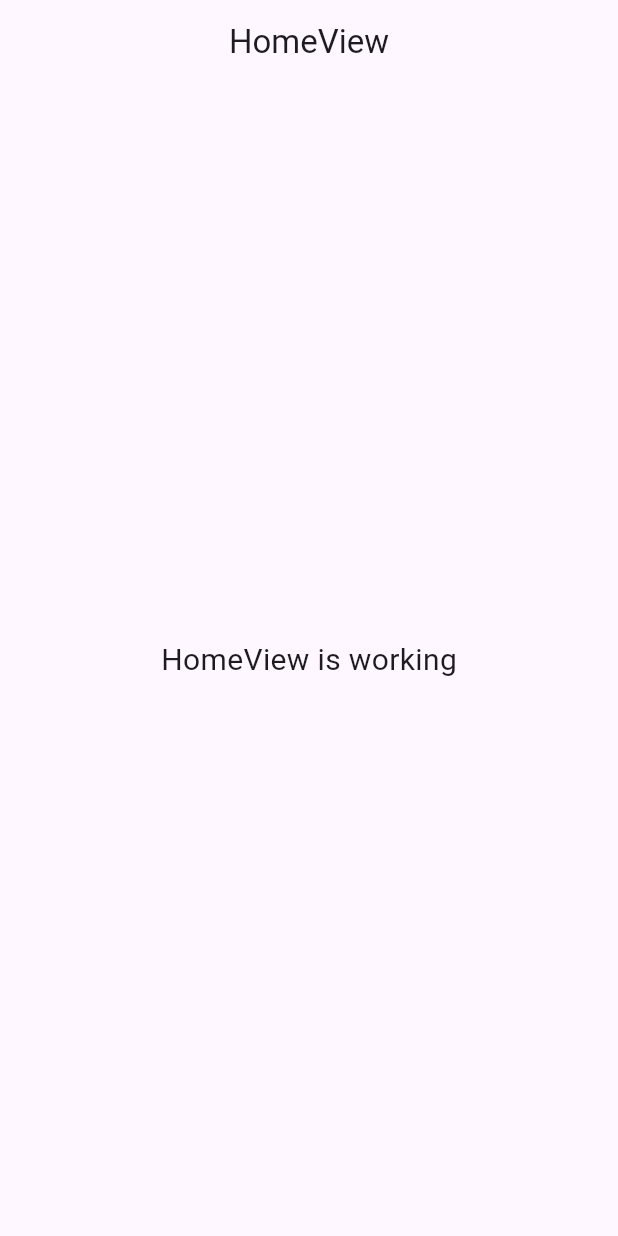
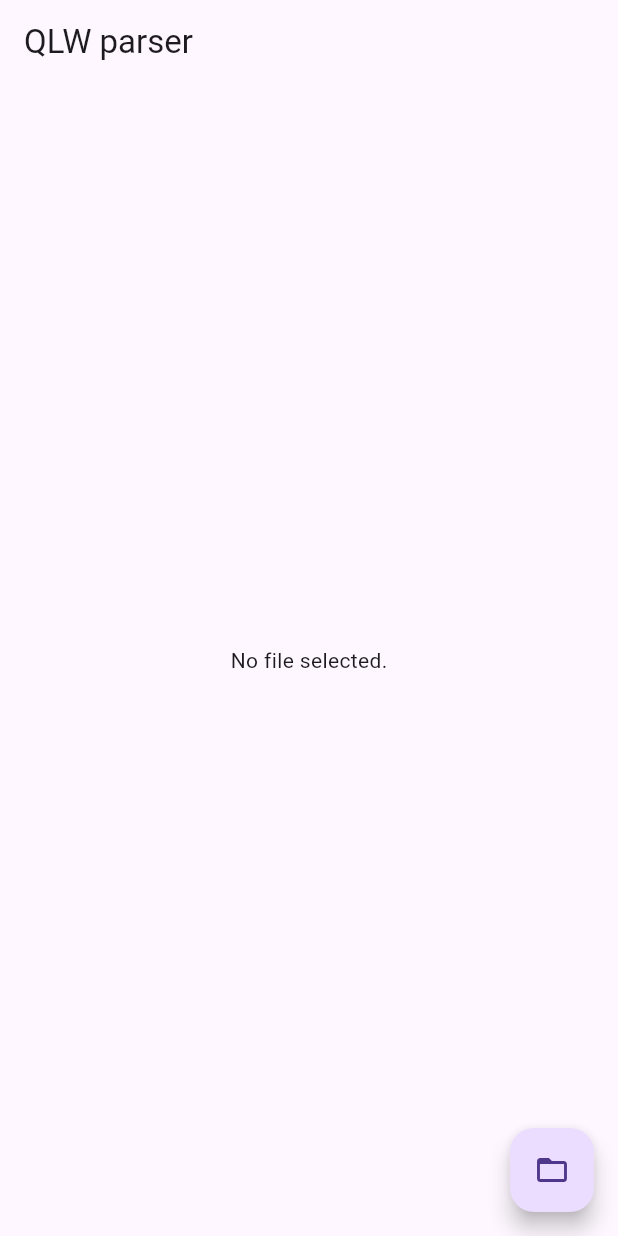
Before and after one commit to mahidul-islam/qlw, a Flutter app: the screen it shows after launch, on a phone screen of 412 x 824 dp. Run offline on Flutter 3.47's test engine with Material 3 defaults, Android fonts, the phone set to English and light mode, and no system bars; our stand-ins replace file_picker, get.

Commit message:
added basic imaginary qlw structure

```diff
--- /dev/null
+++ b/lib/app/data/qlw.dart
@@ -0,0 +1,39 @@
+import 'dart:typed_data';
+
+class Record {
+  int id;
+  double value;
+
+  Record(this.id, this.value);
+}
+
+class QlwFile {
+  int header;
+  int numRecords;
+  List<Record> records;
+
+  QlwFile(this.header, this.numRecords, this.records);
+}
+
+Future<QlwFile> parseQlwFile(Uint8List bytes) async {
+  // var file = File(filePath);
+  // var bytes = await file.readAsBytes();
+  var byteData = ByteData.sublistView(Uint8List.fromList(bytes));
+
+  int offset = 0;
+  int header = byteData.getInt32(offset, Endian.little);
+  offset += 4;
+  int numRecords = byteData.getInt32(offset, Endian.little);
+  offset += 4;
+
+  List<Record> records = [];
+  for (int i = 0; i < numRecords; i++) {
+    int id = byteData.getInt32(offset, Endian.little);
+    offset += 4;
+    double value = byteData.getFloat64(offset, Endian.little);
+    offset += 8;
+    records.add(Record(id, value));
+  }
+
+  return QlwFile(header, numRecords, records);
+}
--- a/lib/app/modules/home/views/home_view.dart
+++ b/lib/app/modules/home/views/home_view.dart
@@ -1,24 +1,49 @@
 import 'package:flutter/material.dart';
 
 import 'package:get/get.dart';
-
+import 'package:qlw_parser/app/data/qlw.dart' as qlw;
 import '../controllers/home_controller.dart';
 
 class HomeView extends GetView<HomeController> {
-  const HomeView({Key? key}) : super(key: key);
+  const HomeView({super.key});
   @override
   Widget build(BuildContext context) {
-    return Scaffold(
-      appBar: AppBar(
-        title: const Text('HomeView'),
-        centerTitle: true,
-      ),
-      body: const Center(
-        child: Text(
-          'HomeView is working',
-          style: TextStyle(fontSize: 20),
+    return Obx(() {
+      return Scaffold(
+        appBar: AppBar(
+          title: const Text('QLW parser'),
         ),
-      ),
-    );
+        body: Center(
+          child: controller.qlwFile.value == null
+              ? const Text('No file selected.')
+              : Column(
+                  mainAxisAlignment: MainAxisAlignment.center,
+                  children: [
+                    Text('Header: ${controller.qlwFile.value!.header}'),
+                    Text(
+                        'Number of records: ${controller.qlwFile.value!.numRecords}'),
+                    Expanded(
+                      child: ListView.builder(
+                        itemCount: controller.qlwFile.value!.records.length,
+                        itemBuilder: (context, index) {
+                          qlw.Record record =
+                              controller.qlwFile.value!.records[index];
+                          return ListTile(
+                            title: Text(
+                                'Record ${index + 1}: ID = ${record.id}, Value = ${record.value}'),
+                          );
+                        },
+                      ),
+                    ),
+                  ],
+                ),
+        ),
+        floatingActionButton: FloatingActionButton(
+          onPressed: controller.pickFile,
+          tooltip: 'Pick File',
+          child: const Icon(Icons.folder_open),
+        ),
+      );
+    });
   }
 }
--- a/lib/app/routes/app_pages.dart
+++ b/lib/app/routes/app_pages.dart
@@ -1,3 +1,5 @@
+// ignore_for_file: constant_identifier_names
+
 import 'package:get/get.dart';
 
 import '../modules/home/bindings/home_binding.dart';
--- a/lib/app/routes/app_routes.dart
+++ b/lib/app/routes/app_routes.dart
@@ -1,3 +1,5 @@
+// ignore_for_file: constant_identifier_names
+
 part of 'app_pages.dart';
 // DO NOT EDIT. This is code generated via package:get_cli/get_cli.dart
 
```
Also changed, not shown: lib/app/modules/home/controllers/home_controller.dart (+17 -17 lines), 1 other file.
